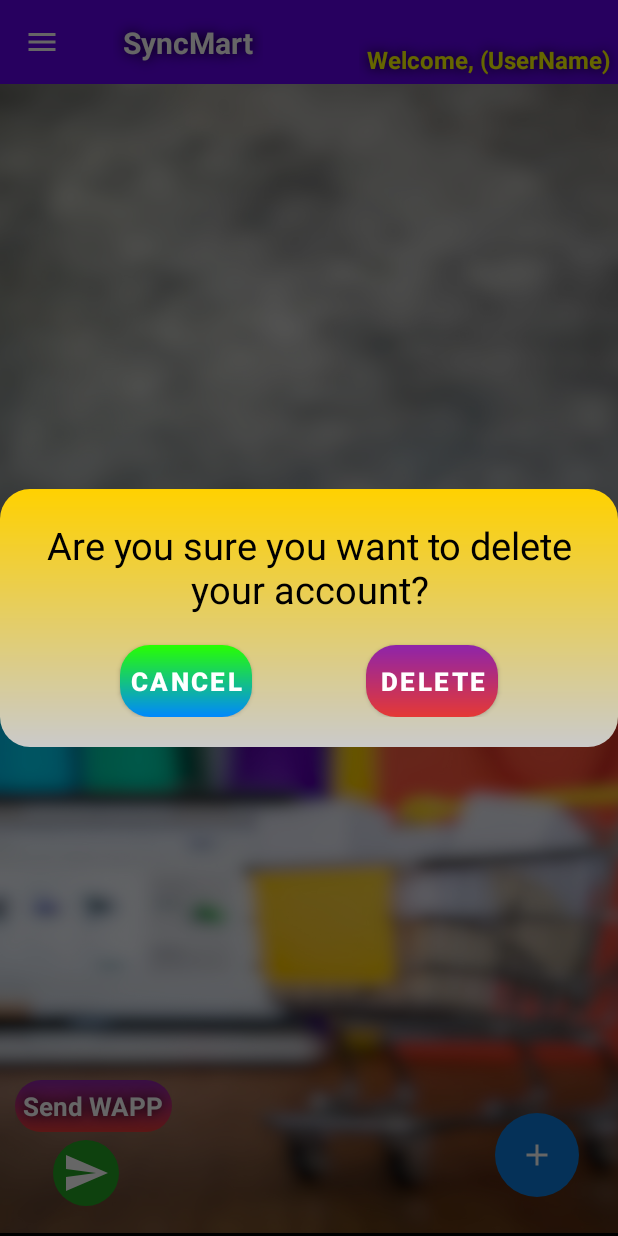
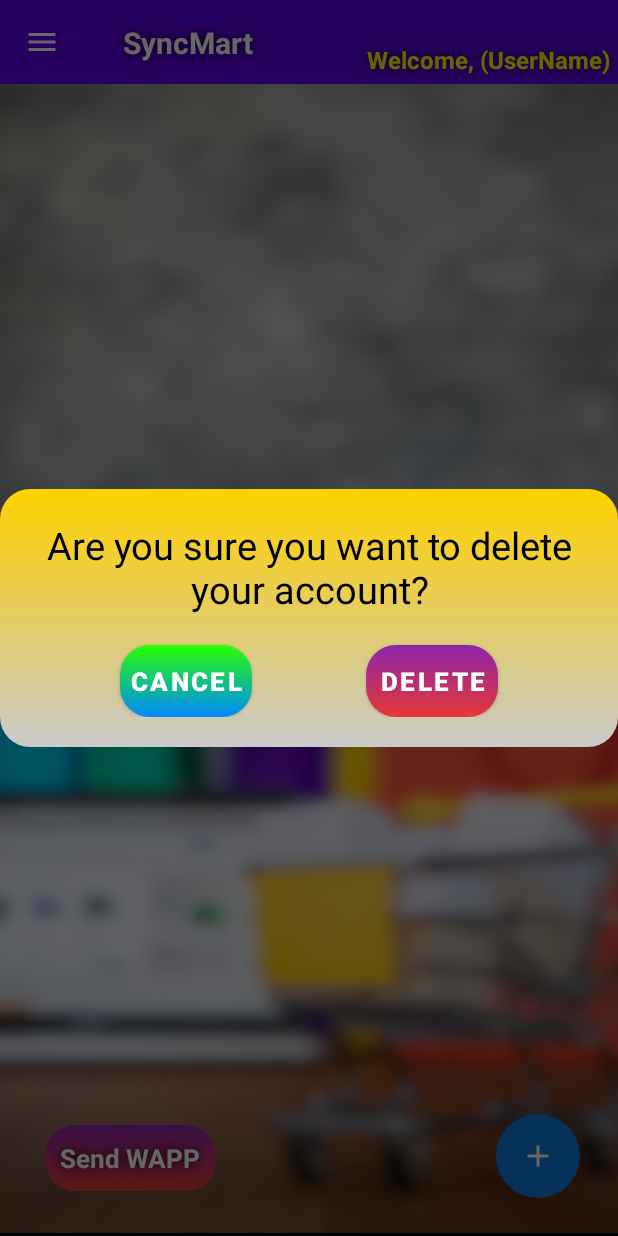
Before and after one commit to AdarshMishraIndia/SyncMart, an Android app built with Jetpack Compose: the screen it shows after launch once a user with an empty profile is signed in (ListManagementActivity), in the side drawer, after a tap on "Delete Account", on a phone screen of 412 x 824 dp. Run offline under Robolectric (Android 15) with nearby library versions, the phone set to English and light mode, and no system bars; our stand-ins replace Firebase (no records; nobody signed in at launch, a user with empty details on screens opened directly); network calls fail; 1 statement that could not run was skipped.

Commit message:
SyncMart Version 1
Changes:
1. Improved UI/UX
2. Title Bar now shows number of items selected
3. Code Cleaning

TODO:
1. Improve Authentication experience by adding "Forgot Password" feature and migrate to Google-based login.
2. Implement Selection, edit and deletion in FriendsActivity

```diff
--- a/app/src/main/java/com/mana/syncmart/ListAdapter.kt
+++ b/app/src/main/java/com/mana/syncmart/ListAdapter.kt
@@ -5,6 +5,7 @@ import android.view.View
 import android.view.ViewGroup
 import androidx.recyclerview.widget.ListAdapter
 import androidx.recyclerview.widget.RecyclerView
+import com.google.firebase.auth.FirebaseAuth
 import com.google.firebase.firestore.FirebaseFirestore
 import com.mana.syncmart.databinding.ListRecyclerLayoutBinding
 
@@ -46,7 +47,7 @@ class ListAdapter(
         }
 
         private fun updateItemBackground(item: ShoppingList) {
-            val userEmail = AuthUtils.getCurrentUser()?.email
+            val userEmail = FirebaseAuth.getInstance().currentUser?.email
             val backgroundRes = when {
                 selectedItems.contains(item.id) -> R.drawable.selected_bg
                 item.owner == userEmail -> R.drawable.list_bg_owner
--- a/app/src/main/java/com/mana/syncmart/ListManagementActivity.kt
+++ b/app/src/main/java/com/mana/syncmart/ListManagementActivity.kt
@@ -29,6 +29,8 @@ import kotlinx.coroutines.launch
 import kotlinx.coroutines.withContext
 import java.net.HttpURLConnection
 import java.net.URL
+import java.net.SocketTimeoutException
+import java.io.IOException
 
 @Suppress("UNCHECKED_CAST", "DEPRECATION")
 class ListManagementActivity : AppCompatActivity() {
@@ -70,19 +72,24 @@ class ListManagementActivity : AppCompatActivity() {
 
         var isRequestInProgress = false
 
-        binding.buttonSendWappNotif.setOnClickListener {
+        binding.textViewSendWapp.setOnClickListener {
             if (!isRequestInProgress) {
                 isRequestInProgress = true
-                // Change background tint instead of background color
-                binding.buttonSendWappNotif.backgroundTintList = ContextCompat.getColorStateList(this, android.R.color.holo_red_dark)
 
-                sendWhatsAppNotification {
-                    // Callback after request is complete
+                // Set progress background (red_pink_bg)
+                binding.textViewSendWapp.background =
+                    ContextCompat.getDrawable(this, R.drawable.red_pink_bg)
+
+                sendWhatsAppNotification(success = { wasSuccessful ->
                     isRequestInProgress = false
-                    binding.buttonSendWappNotif.backgroundTintList = ContextCompat.getColorStateList(this, R.color.dark_green)
-                }
+
+                    // Set result background based on success
+                    val drawableRes = if (wasSuccessful) R.drawable.green_blue_bg else R.drawable.red_pink_bg
+                    binding.textViewSendWapp.setBackgroundResource(drawableRes)
+                })
             }
         }
+
     }
 
     private fun setupNavigationDrawer() {
@@ -244,7 +251,6 @@ class ListManagementActivity : AppCompatActivity() {
     @SuppressLint("SetTextI18n")
     private fun toggleSelectionMode(isActive: Boolean, selectedCount: Int = 0) {
         if (isActive && selectedCount > 0) {
-            binding.toolbarTitle.visibility = View.GONE
             binding.toolbarUser.visibility = View.GONE
             binding.toolbar.title = "$selectedCount Selected"
             binding.toolbar.menu.clear()
@@ -258,7 +264,6 @@ class ListManagementActivity : AppCompatActivity() {
 
             binding.toolbar.invalidate()
         } else {
-            binding.toolbarTitle.visibility = View.VISIBLE
             binding.toolbarUser.visibility = View.VISIBLE
             binding.toolbar.title = "SyncMart"
             binding.toolbar.menu.clear()
@@ -484,60 +489,45 @@ class ListManagementActivity : AppCompatActivity() {
             }
     }
 
-    private fun sendWhatsAppNotification(onComplete: () -> Unit) {
+    private fun sendWhatsAppNotification(success: (Boolean) -> Unit) {
         val apiUrl = "https://bhashsms.com/api/sendmsg.php?" +
                 "user=Urban_BW&pass=ucbl123&sender=BUZWAP&" +
                 "phone=9040292104&text=dddd&priority=wa&stype=normal&params="
 
-        // Launch a coroutine to handle the API request
         CoroutineScope(Dispatchers.Main).launch {
+            var wasSuccessful = false
+
             try {
-                // Show the "Notification Sent" toast immediately
-                showCustomToast("Sending Notification...")
+                showCustomToast("📨 Sending Notification...")
 
-                // Perform the API call in the background
                 withContext(Dispatchers.IO) {
                     val url = URL(apiUrl)
                     val conn = url.openConnection() as HttpURLConnection
                     conn.requestMethod = "GET"
                     conn.connectTimeout = 5000
                     conn.readTimeout = 5000
-
-                    // Make the request
                     conn.connect()
 
-                    // Check the response code to see if the request was successful
-                    val responseCode = conn.responseCode
-                    if (responseCode !in 200..299) {
-                        // If the response code indicates failure, show failure toast
-                        withContext(Dispatchers.Main) {
-                            showCustomToast("❌ Failed to send notification. Please try again.")
-                        }
-                    }
-
+                    wasSuccessful = conn.responseCode in 200..299
                 }
 
-            } catch (_: java.net.SocketTimeoutException) {
-                // Timeout error
-                withContext(Dispatchers.Main) {
+            } catch (_: SocketTimeoutException) {
+                showCustomToast("⚠️ Request timed out. Please try again.")
+            } catch (_: IOException) {
+                showCustomToast("⚠️ Network error. Check your connection.")
+            } catch (_: Exception) {
+                showCustomToast("❌ Unexpected error occurred.")
+            } finally {
+                // Show toast based on success
+                if (wasSuccessful) {
+                    showCustomToast("✅ Notification Sent")
                 }
-            } catch (_: java.io.IOException) {
-                // Network error (e.g., no internet connection)
-                withContext(Dispatchers.Main) {
-                }
-            } catch (_: Exception) {
-                // Handle any other unexpected errors
-                withContext(Dispatchers.Main) {
-                }
-            } finally {
-                // Reset button state after the API call completes, regardless of outcome
-                showCustomToast("✅ Notification Sent")
-                withContext(Dispatchers.Main) {
-                    onComplete()
-                }
+
+                success(wasSuccessful)
             }
         }
     }
+
 
     override fun onDestroy() {
         realTimeListeners.forEach { it.remove() }
--- a/app/src/main/java/com/mana/syncmart/RegisterActivity.kt
+++ b/app/src/main/java/com/mana/syncmart/RegisterActivity.kt
@@ -43,9 +43,6 @@ class RegisterActivity : ComponentActivity() {
             alreadyAccountText.visibility = View.GONE
             titleText.text = "Edit Profile"
             registerButton.text = "Update Profile"
-
-            // 👁 Show password in plain text
-            passwordEditText.inputType = android.text.InputType.TYPE_CLASS_TEXT or android.text.InputType.TYPE_TEXT_VARIATION_VISIBLE_PASSWORD
 
             val user = auth.currentUser
             val email = user?.email
--- a/app/src/main/res/layout/activity_list_management.xml
+++ b/app/src/main/res/layout/activity_list_management.xml
@@ -103,7 +103,7 @@
                 android:layout_height="56dp"
                 android:layout_alignParentEnd="true"
                 android:layout_alignParentBottom="true"
-                android:layout_margin="26dp"
+                android:layout_margin="25dp"
                 android:background="@drawable/circ_btn_bg"
                 android:contentDescription="@string/add"
                 android:scaleType="centerInside"
@@ -112,34 +112,20 @@
                 app:layout_constraintEnd_toEndOf="parent"
                 tools:ignore="ImageContrastCheck" />
 
-            <ImageButton
-                android:id="@+id/buttonSendWappNotif"
-                android:layout_width="44dp"
-                android:layout_height="44dp"
-                android:layout_marginStart="35dp"
-                android:layout_marginBottom="20dp"
-                android:background="@drawable/send_btn_bg"
-                android:backgroundTint="#22A422"
-                android:src="@drawable/ic_send"
-                app:layout_constraintBottom_toBottomOf="parent"
-                app:layout_constraintStart_toStartOf="parent"
-                tools:ignore="ContentDescription,HardcodedText,ImageContrastCheck,SpeakableTextPresentCheck,TouchTargetSizeCheck" />
-
             <TextView
-                android:id="@+id/textView5"
+                android:id="@+id/textViewSendWapp"
                 android:layout_width="wrap_content"
                 android:layout_height="wrap_content"
-                android:padding="5dp"
+                android:layout_margin="30dp"
+                android:background="@drawable/green_blue_bg"
+                android:padding="10dp"
                 android:shadowColor="#090909"
                 android:shadowRadius="10"
-                android:background="@drawable/red_pink_bg"
-                android:layout_marginStart="10dp"
-                android:layout_marginBottom="5dp"
                 android:text="Send WAPP"
                 android:textColor="#ffff"
                 android:textSize="17sp"
                 android:textStyle="bold"
-                app:layout_constraintBottom_toTopOf="@+id/buttonSendWappNotif"
+                app:layout_constraintBottom_toBottomOf="parent"
                 app:layout_constraintStart_toStartOf="parent"
                 tools:ignore="HardcodedText" />
 
```
Also changed, not shown: app/src/main/java/com/mana/syncmart/AuthUtils.kt (deleted, +0 -20 lines), app/src/main/java/com/mana/syncmart/FriendActivity.kt (+7 -3 lines).
